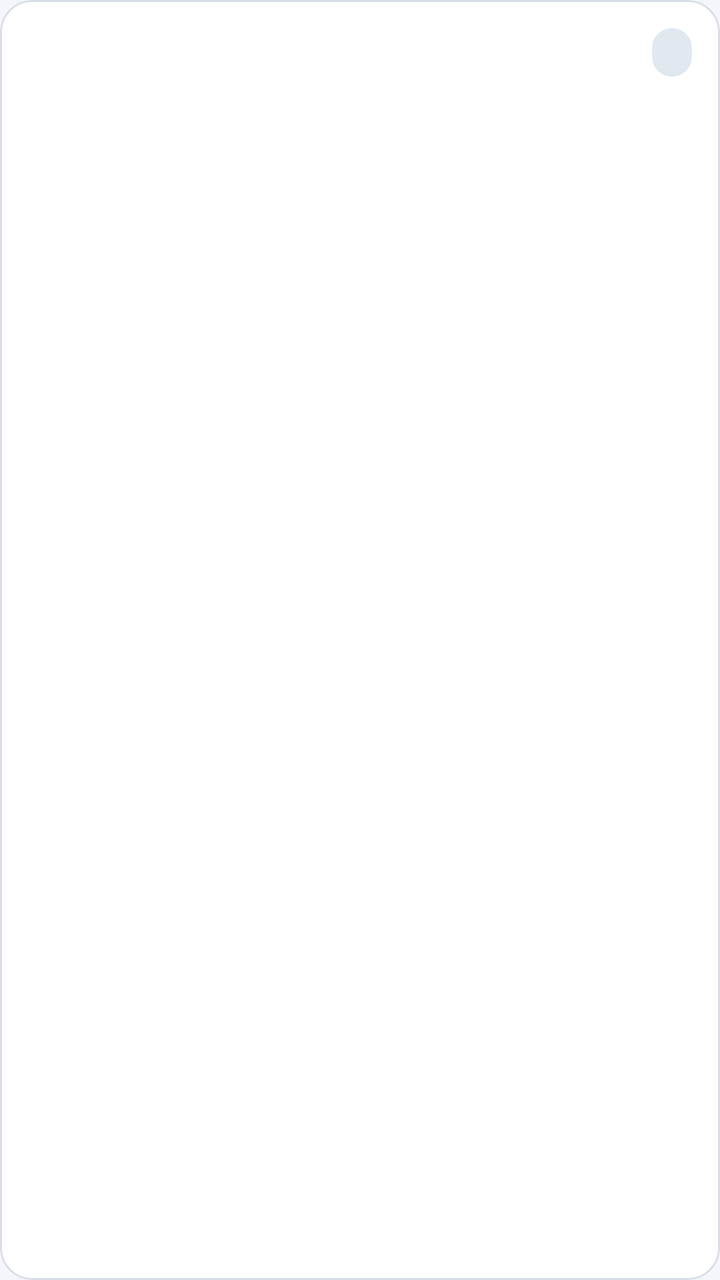
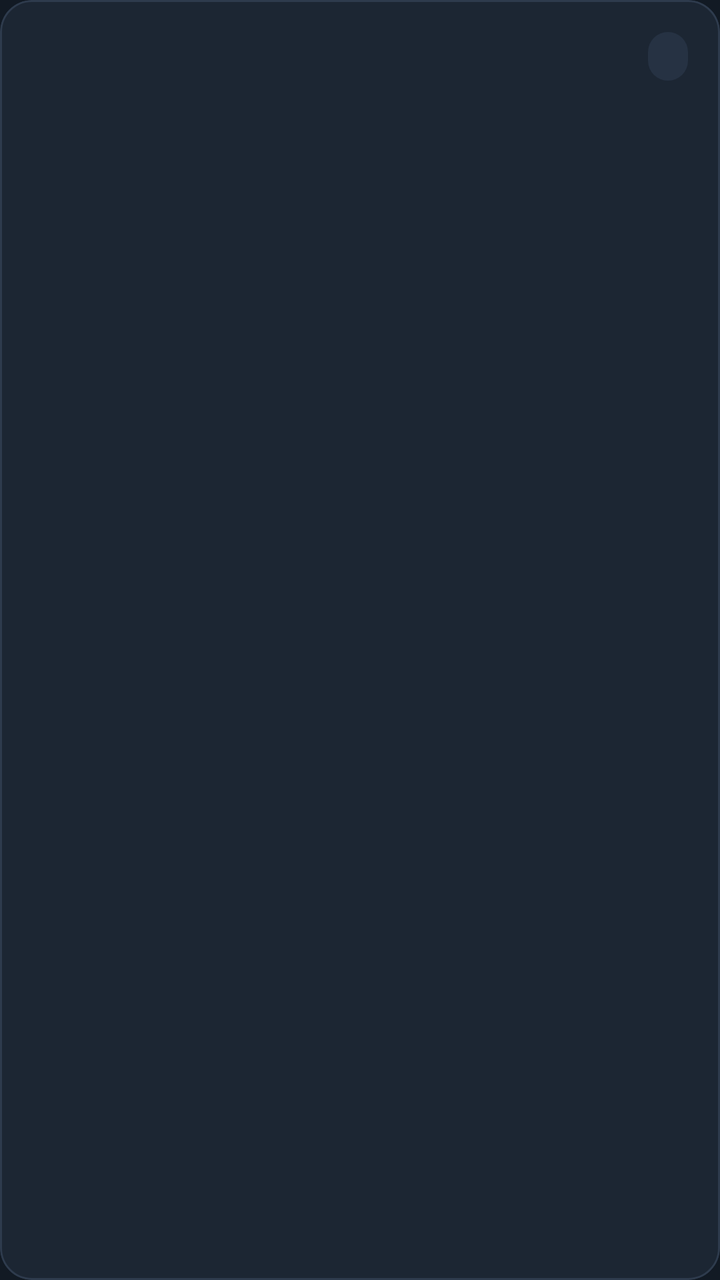

Compare the two renders of this Android layout. The source of the first and the diff that turns it into the second are given below.
<!-- AndroidManifest.xml: application theme Theme.EvotingAPP -->
<!-- res/layout/item_report.xml -->
<?xml version="1.0" encoding="utf-8"?>
<com.google.android.material.card.MaterialCardView xmlns:android="http://schemas.android.com/apk/res/android"
    style="@style/SectionCard"
    android:layout_width="match_parent"
    android:layout_height="wrap_content">

    <LinearLayout
        android:layout_width="match_parent"
        android:layout_height="wrap_content"
        android:orientation="vertical"
        android:padding="14dp">

        <LinearLayout
            android:layout_width="match_parent"
            android:layout_height="wrap_content"
            android:gravity="center_vertical"
            android:orientation="horizontal">

            <TextView
                android:id="@+id/tvTicket"
                android:layout_width="0dp"
                android:layout_height="wrap_content"
                android:layout_weight="1"
                android:fontFamily="monospace"
                android:textStyle="bold" />

            <TextView
                android:id="@+id/tvStatus"
                style="@style/Badge"
                android:layout_width="wrap_content"
                android:layout_height="wrap_content" />
        </LinearLayout>

        <TextView
            android:id="@+id/tvMeta"
            style="@style/MutedText"
            android:layout_width="match_parent"
            android:layout_height="wrap_content"
            android:layout_marginTop="4dp" />

        <TextView
            android:id="@+id/tvDescription"
            android:layout_width="match_parent"
            android:layout_height="wrap_content"
            android:layout_marginTop="6dp"
            android:textAppearance="?attr/textAppearanceBodyMedium" />

        <LinearLayout
            android:id="@+id/actionRow"
            android:layout_width="match_parent"
            android:layout_height="wrap_content"
            android:layout_marginTop="8dp"
            android:orientation="horizontal"
            android:visibility="gone">

            <com.google.android.material.button.MaterialButton
                android:id="@+id/btnReview"
                style="@style/Widget.Material3.Button.TonalButton"
                android:layout_width="0dp"
                android:layout_height="wrap_content"
                android:layout_weight="1"
                android:text="Tinjau"
                android:textSize="12sp" />

            <com.google.android.material.button.MaterialButton
                android:id="@+id/btnResolve"
                style="@style/Widget.Material3.Button.TonalButton"
                android:layout_width="0dp"
                android:layout_height="wrap_content"
                android:layout_marginStart="6dp"
                android:layout_weight="1"
                android:text="Selesai"
                android:textSize="12sp" />

            <com.google.android.material.button.MaterialButton
                android:id="@+id/btnReject"
                style="@style/Widget.Material3.Button.OutlinedButton"
                android:layout_width="0dp"
                android:layout_height="wrap_content"
                android:layout_marginStart="6dp"
                android:layout_weight="1"
                android:text="Tolak"
                android:textSize="12sp" />
        </LinearLayout>
    </LinearLayout>
</com.google.android.material.card.MaterialCardView>
<!-- resources referenced by this layout -->
<resources>
  <style name="Badge">
          <item name="android:paddingStart">10dp</item>
          <item name="android:paddingEnd">10dp</item>
          <item name="android:paddingTop">4dp</item>
          <item name="android:paddingBottom">4dp</item>
          <item name="android:textAppearance">?attr/textAppearanceLabelMedium</item>
          <item name="android:textStyle">bold</item>
          <item name="android:background">@drawable/bg_badge</item>
      </style>
  <style name="MutedText">
          <item name="android:textAppearance">?attr/textAppearanceBodySmall</item>
          <item name="android:textColor">@color/text_muted</item>
      </style>
  <style name="SectionCard" parent="Widget.Material3.CardView.Outlined">
          <item name="cardCornerRadius">16dp</item>
          <item name="strokeColor">@color/outline_soft</item>
          <item name="cardBackgroundColor">@color/white</item>
          <item name="android:layout_marginTop">12dp</item>
      </style>
  <style name="Theme.EvotingAPP" parent="Base.Theme.EvotingAPP" />
  <!-- drawable bg_badge (drawable) -->
  <?xml version="1.0" encoding="utf-8"?>
  <shape xmlns:android="http://schemas.android.com/apk/res/android" android:shape="rectangle">
      <corners android:radius="999dp" />
      <solid android:color="@color/status_neutral_bg" />
  </shape>
  <color name="text_muted">#5B6475</color>
  <color name="outline_soft">#D9DEE8</color>
  <color name="white">#FFFFFFFF</color>
  <style name="Base.Theme.EvotingAPP" parent="Theme.Material3.Light.NoActionBar">
          <item name="colorPrimary">@color/brand_primary</item>
          <item name="colorOnPrimary">@color/white</item>
          <item name="colorPrimaryContainer">@color/brand_primary_container</item>
          <item name="colorOnPrimaryContainer">@color/brand_on_primary_container</item>
          <item name="colorSecondary">@color/brand_secondary</item>
          <item name="colorSecondaryContainer">@color/brand_secondary_container</item>
          <item name="android:colorBackground">@color/surface_bg</item>
          <item name="android:windowBackground">@color/surface_bg</item>
          <item name="android:statusBarColor" tools:targetApi="l">@android:color/transparent</item>
          <item name="android:windowLightStatusBar" tools:targetApi="m">true</item>
      </style>
  <color name="status_neutral_bg">#E2E8F0</color>
  <color name="brand_primary">#1E3A8A</color>
  <color name="brand_primary_container">#DBE4FF</color>
  <color name="brand_on_primary_container">#0B1F5C</color>
  <color name="brand_secondary">#0F766E</color>
  <color name="brand_secondary_container">#CCF1EC</color>
  <color name="surface_bg">#F4F6FB</color>
</resources>

<!-- the commit's change to res/layout/item_report.xml (unified diff, before → after) -->
@@ -8,7 +8,7 @@
         android:layout_width="match_parent"
         android:layout_height="wrap_content"
         android:orientation="vertical"
-        android:padding="14dp">
+        android:padding="16dp">
 
         <LinearLayout
             android:layout_width="match_parent"
@@ -22,6 +22,8 @@
                 android:layout_height="wrap_content"
                 android:layout_weight="1"
                 android:fontFamily="monospace"
+                android:textColor="@color/brand_primary"
+                android:textSize="15sp"
                 android:textStyle="bold" />
 
             <TextView
@@ -32,24 +34,24 @@
         </LinearLayout>
 
         <TextView
+            android:id="@+id/tvDescription"
+            style="@style/BodyText"
+            android:layout_width="match_parent"
+            android:layout_height="wrap_content"
+            android:layout_marginTop="8dp" />
+
+        <TextView
             android:id="@+id/tvMeta"
             style="@style/MutedText"
             android:layout_width="match_parent"
             android:layout_height="wrap_content"
-            android:layout_marginTop="4dp" />
-
-        <TextView
-            android:id="@+id/tvDescription"
-            android:layout_width="match_parent"
-            android:layout_height="wrap_content"
-            android:layout_marginTop="6dp"
-            android:textAppearance="?attr/textAppearanceBodyMedium" />
+            android:layout_marginTop="6dp" />
 
         <LinearLayout
             android:id="@+id/actionRow"
             android:layout_width="match_parent"
             android:layout_height="wrap_content"
-            android:layout_marginTop="8dp"
+            android:layout_marginTop="10dp"
             android:orientation="horizontal"
             android:visibility="gone">
 
@@ -59,8 +61,7 @@
                 android:layout_width="0dp"
                 android:layout_height="wrap_content"
                 android:layout_weight="1"
-                android:text="Tinjau"
-                android:textSize="12sp" />
+                android:text="Tinjau" />
 
             <com.google.android.material.button.MaterialButton
                 android:id="@+id/btnResolve"
@@ -69,8 +70,7 @@
                 android:layout_height="wrap_content"
                 android:layout_marginStart="6dp"
                 android:layout_weight="1"
-                android:text="Selesai"
-                android:textSize="12sp" />
+                android:text="Selesai" />
 
             <com.google.android.material.button.MaterialButton
                 android:id="@+id/btnReject"
@@ -80,7 +80,7 @@
                 android:layout_marginStart="6dp"
                 android:layout_weight="1"
                 android:text="Tolak"
-                android:textSize="12sp" />
+                android:textColor="@color/status_danger" />
         </LinearLayout>
     </LinearLayout>
 </com.google.android.material.card.MaterialCardView>
<!-- resource entries referenced after the edit -->
@@ -5,18 +5,24 @@
           <item name="android:paddingEnd">10dp</item>
           <item name="android:paddingTop">4dp</item>
           <item name="android:paddingBottom">4dp</item>
-          <item name="android:textAppearance">?attr/textAppearanceLabelMedium</item>
+          <item name="android:textSize">12sp</item>
           <item name="android:textStyle">bold</item>
           <item name="android:background">@drawable/bg_badge</item>
       </style>
+  <style name="BodyText">
+          <item name="android:textSize">15sp</item>
+          <item name="android:lineSpacingMultiplier">1.3</item>
+          <item name="android:textColor">@color/text_primary</item>
+      </style>
   <style name="MutedText">
-          <item name="android:textAppearance">?attr/textAppearanceBodySmall</item>
+          <item name="android:textSize">13sp</item>
+          <item name="android:lineSpacingMultiplier">1.3</item>
           <item name="android:textColor">@color/text_muted</item>
       </style>
   <style name="SectionCard" parent="Widget.Material3.CardView.Outlined">
           <item name="cardCornerRadius">16dp</item>
           <item name="strokeColor">@color/outline_soft</item>
-          <item name="cardBackgroundColor">@color/white</item>
+          <item name="cardBackgroundColor">@color/surface</item>
           <item name="android:layout_marginTop">12dp</item>
       </style>
   <style name="Theme.EvotingAPP" parent="Base.Theme.EvotingAPP" />
@@ -26,27 +32,41 @@
       <corners android:radius="999dp" />
       <solid android:color="@color/status_neutral_bg" />
   </shape>
-  <color name="text_muted">#5B6475</color>
-  <color name="outline_soft">#D9DEE8</color>
-  <color name="white">#FFFFFFFF</color>
-  <style name="Base.Theme.EvotingAPP" parent="Theme.Material3.Light.NoActionBar">
+  <color name="text_primary">#E8EEF5</color>
+  <color name="text_muted">#93A1B3</color>
+  <color name="outline_soft">#2E3B4D</color>
+  <color name="surface">#1C2633</color>
+  <style name="Base.Theme.EvotingAPP" parent="Theme.Material3.Dark.NoActionBar">
           <item name="colorPrimary">@color/brand_primary</item>
-          <item name="colorOnPrimary">@color/white</item>
+          <item name="colorOnPrimary">@color/on_accent</item>
+          <item name="colorSurfaceContainerHighest">@color/surface_high</item>
+          <item name="colorSurfaceContainerHigh">@color/surface_high</item>
+          <item name="colorSurfaceContainer">@color/surface</item>
+          <item name="colorSurfaceContainerLow">@color/surface</item>
+          <item name="colorOutlineVariant">@color/outline_soft</item>
+          <item name="android:navigationBarColor" tools:targetApi="l">@color/surface_bg</item>
           <item name="colorPrimaryContainer">@color/brand_primary_container</item>
           <item name="colorOnPrimaryContainer">@color/brand_on_primary_container</item>
-          <item name="colorSecondary">@color/brand_secondary</item>
-          <item name="colorSecondaryContainer">@color/brand_secondary_container</item>
+          <item name="colorSecondary">@color/brand_primary</item>
+          <item name="colorSecondaryContainer">@color/brand_primary_container</item>
+          <item name="colorOnSecondaryContainer">@color/brand_on_primary_container</item>
+          <item name="colorSurface">@color/surface</item>
+          <item name="colorOnSurface">@color/text_primary</item>
+          <item name="colorOnSurfaceVariant">@color/text_muted</item>
+          <item name="colorOutline">@color/outline_soft</item>
+          <item name="colorError">@color/status_danger</item>
           <item name="android:colorBackground">@color/surface_bg</item>
           <item name="android:windowBackground">@color/surface_bg</item>
           <item name="android:statusBarColor" tools:targetApi="l">@android:color/transparent</item>
-          <item name="android:windowLightStatusBar" tools:targetApi="m">true</item>
+          <item name="android:windowLightStatusBar" tools:targetApi="m">false</item>
       </style>
-  <color name="status_neutral_bg">#E2E8F0</color>
-  <color name="brand_primary">#1E3A8A</color>
-  <color name="brand_primary_container">#DBE4FF</color>
-  <color name="brand_on_primary_container">#0B1F5C</color>
-  <color name="brand_secondary">#0F766E</color>
-  <color name="brand_secondary_container">#CCF1EC</color>
-  <color name="surface_bg">#F4F6FB</color>
+  <color name="status_neutral_bg">#263243</color>
+  <color name="on_accent">#06241E</color>
+  <color name="surface_high">#243142</color>
+  <color name="brand_primary">#26C6A6</color>
+  <color name="status_danger">#FF7A7A</color>
+  <color name="brand_primary_container">#123A34</color>
+  <color name="brand_on_primary_container">#9AF2DE</color>
+  <color name="surface_bg">#121A24</color>
 </resources>
 
